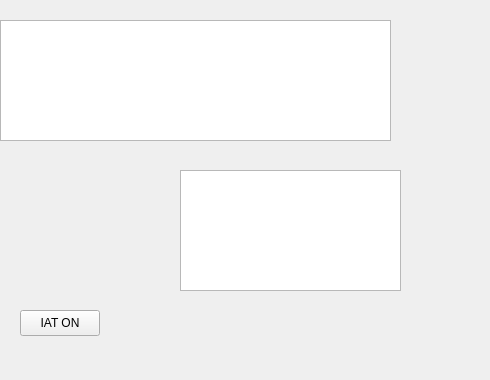
This is widget.ui in lxgouc/Voi-Rec as Qt 5 draws it before an edit. The edited form follows.
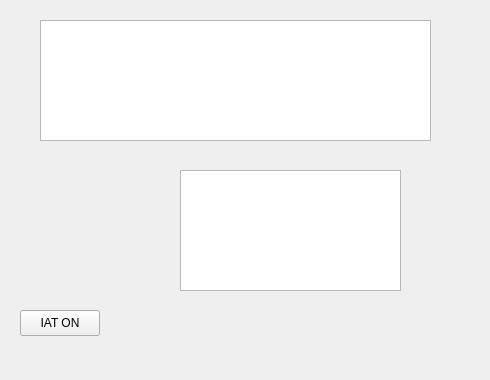
This is the edited form.

Diff of the .ui file:
```diff
--- a/widget.ui
+++ b/widget.ui
@@ -44,7 +44,7 @@
   <widget class="QTextEdit" name="StateDisplay">
    <property name="geometry">
     <rect>
-     <x>0</x>
+     <x>40</x>
      <y>20</y>
      <width>391</width>
      <height>121</height>
```
